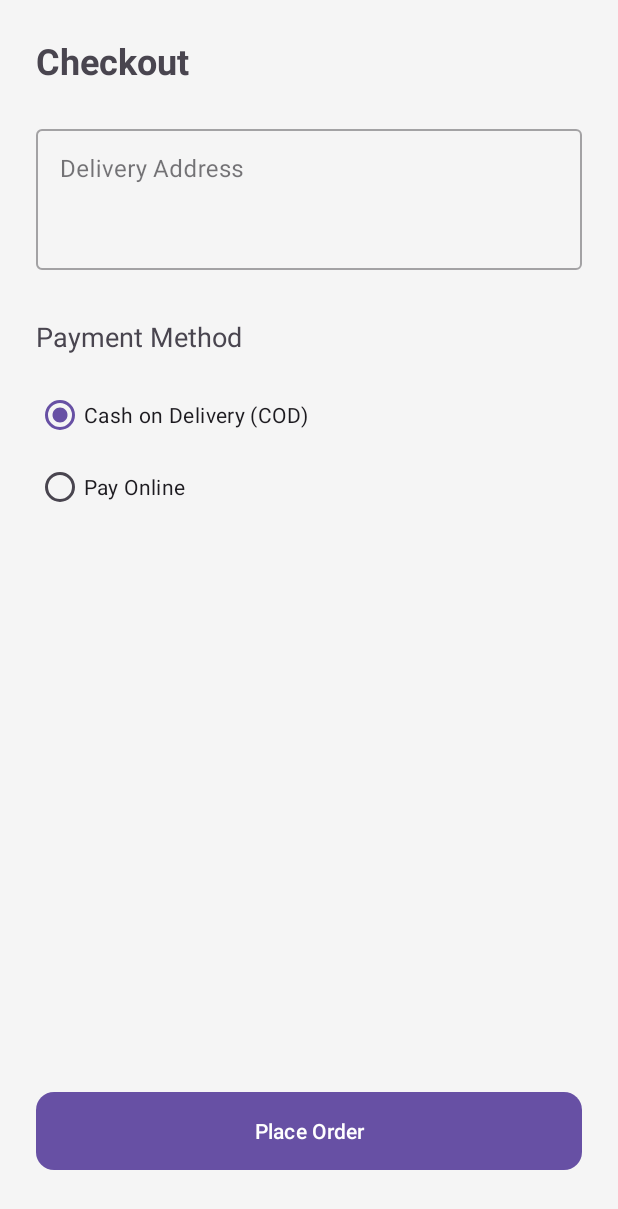
After one commit to msrilaya18/Mini-Grocery-App, an Android app: the CheckoutFragment screen opened through its navigation route, on a phone screen of 412 x 824 dp. The commit adds this screen. Shown: the top 1209 px of the screen. Run offline under Robolectric (Android 15) with nearby library versions, the light colour scheme and no system bars.

Commit message:
Phase 5: Deploy full Checkout and Cart Flow, fix Layout bugs, and generate Submission README

```diff
--- /dev/null
+++ b/app/src/main/java/com/example/minigroceryapp/ui/CheckoutFragment.kt
@@ -0,0 +1,40 @@
+package com.example.minigroceryapp.ui
+
+import android.os.Bundle
+import android.view.LayoutInflater
+import android.view.View
+import android.view.ViewGroup
+import androidx.fragment.app.Fragment
+import androidx.navigation.fragment.findNavController
+import com.example.minigroceryapp.R
+import com.example.minigroceryapp.databinding.FragmentCheckoutBinding
+
+class CheckoutFragment : Fragment() {
+
+    private var _binding: FragmentCheckoutBinding? = null
+    private val binding get() = _binding!!
+
+    override fun onCreateView(inflater: LayoutInflater, container: ViewGroup?, savedInstanceState: Bundle?): View {
+        _binding = FragmentCheckoutBinding.inflate(inflater, container, false)
+        return binding.root
+    }
+
+    override fun onViewCreated(view: View, savedInstanceState: Bundle?) {
+        super.onViewCreated(view, savedInstanceState)
+
+        binding.btnPlaceOrder.setOnClickListener {
+            val address = binding.etAddress.text.toString().trim()
+            if (address.isEmpty()) {
+                binding.addressInputLayout.error = "Please enter delivery address"
+                return@setOnClickListener
+            }
+
+            findNavController().navigate(R.id.action_checkoutFragment_to_successFragment)
+        }
+    }
+
+    override fun onDestroyView() {
+        super.onDestroyView()
+        _binding = null
+    }
+}
--- /dev/null
+++ b/app/src/main/res/layout/fragment_checkout.xml
@@ -0,0 +1,76 @@
+<?xml version="1.0" encoding="utf-8"?>
+<androidx.constraintlayout.widget.ConstraintLayout xmlns:android="http://schemas.android.com/apk/res/android"
+    xmlns:app="http://schemas.android.com/apk/res-auto"
+    android:layout_width="match_parent"
+    android:layout_height="match_parent"
+    android:background="#F5F5F5"
+    android:padding="24dp">
+
+    <TextView
+        android:id="@+id/tvCheckoutTitle"
+        android:layout_width="wrap_content"
+        android:layout_height="wrap_content"
+        android:text="Checkout"
+        android:textSize="24sp"
+        android:textStyle="bold"
+        app:layout_constraintTop_toTopOf="parent"
+        app:layout_constraintStart_toStartOf="parent" />
+
+    <com.google.android.material.textfield.TextInputLayout
+        android:id="@+id/addressInputLayout"
+        style="@style/Widget.MaterialComponents.TextInputLayout.OutlinedBox"
+        android:layout_width="match_parent"
+        android:layout_height="wrap_content"
+        android:layout_marginTop="24dp"
+        app:layout_constraintTop_toBottomOf="@id/tvCheckoutTitle">
+
+        <com.google.android.material.textfield.TextInputEditText
+            android:id="@+id/etAddress"
+            android:layout_width="match_parent"
+            android:layout_height="wrap_content"
+            android:hint="Delivery Address"
+            android:lines="3"
+            android:gravity="top|start" />
+    </com.google.android.material.textfield.TextInputLayout>
+
+    <TextView
+        android:id="@+id/tvPaymentLabel"
+        android:layout_width="wrap_content"
+        android:layout_height="wrap_content"
+        android:text="Payment Method"
+        android:textSize="18sp"
+        android:layout_marginTop="32dp"
+        app:layout_constraintTop_toBottomOf="@id/addressInputLayout"
+        app:layout_constraintStart_toStartOf="parent" />
+
+    <RadioGroup
+        android:id="@+id/rgPayment"
+        android:layout_width="match_parent"
+        android:layout_height="wrap_content"
+        android:layout_marginTop="16dp"
+        app:layout_constraintTop_toBottomOf="@id/tvPaymentLabel">
+
+        <RadioButton
+            android:id="@+id/rbCod"
+            android:layout_width="wrap_content"
+            android:layout_height="wrap_content"
+            android:text="Cash on Delivery (COD)"
+            android:checked="true" />
+
+        <RadioButton
+            android:id="@+id/rbOnline"
+            android:layout_width="wrap_content"
+            android:layout_height="wrap_content"
+            android:text="Pay Online" />
+    </RadioGroup>
+
+    <com.google.android.material.button.MaterialButton
+        android:id="@+id/btnPlaceOrder"
+        android:layout_width="match_parent"
+        android:layout_height="60dp"
+        android:text="Place Order"
+        app:cornerRadius="12dp"
+        android:layout_marginBottom="16dp"
+        app:layout_constraintBottom_toBottomOf="parent" />
+
+</androidx.constraintlayout.widget.ConstraintLayout>
--- a/app/src/main/res/layout/fragment_home.xml
+++ b/app/src/main/res/layout/fragment_home.xml
@@ -54,7 +54,6 @@
         android:layout_height="wrap_content"
         android:layout_margin="24dp"
         android:text="Cart: 0 items"
-        app:icon="@android:drawable/ic_shopping_cart"
         app:layout_constraintBottom_toBottomOf="parent"
         app:layout_constraintEnd_toEndOf="parent" />
 
--- a/app/src/main/res/navigation/nav_graph.xml
+++ b/app/src/main/res/navigation/nav_graph.xml
@@ -33,6 +33,29 @@
     <fragment
         android:id="@+id/cartFragment"
         android:name="com.example.minigroceryapp.ui.CartFragment"
-        android:label="Cart" />
+        android:label="Cart"
+        tools:layout="@layout/fragment_cart">
+        <action
+            android:id="@+id/action_cartFragment_to_checkoutFragment"
+            app:destination="@id/checkoutFragment" />
+    </fragment>
+
+    <!-- Checkout -->
+    <fragment
+        android:id="@+id/checkoutFragment"
+        android:name="com.example.minigroceryapp.ui.CheckoutFragment"
+        android:label="Checkout"
+        tools:layout="@layout/fragment_checkout">
+        <action
+            android:id="@+id/action_checkoutFragment_to_successFragment"
+            app:destination="@id/successFragment" />
+    </fragment>
+
+    <!-- Success -->
+    <fragment
+        android:id="@+id/successFragment"
+        android:name="com.example.minigroceryapp.ui.SuccessFragment"
+        android:label="Success"
+        tools:layout="@layout/fragment_success" />
 
 </navigation>
```
Also changed, not shown: app/src/main/java/com/example/minigroceryapp/ui/CartAdapter.kt (added, +42 -0 lines), app/src/main/java/com/example/minigroceryapp/ui/CartFragment.kt (+52 -2 lines), app/src/main/java/com/example/minigroceryapp/ui/SuccessFragment.kt (added, +44 -0 lines), app/src/main/res/layout/fragment_cart.xml (added, +67 -0 lines), app/src/main/res/layout/fragment_success.xml (added, +63 -0 lines), app/src/main/res/layout/item_cart.xml (added, +77 -0 lines), 1 other file.
